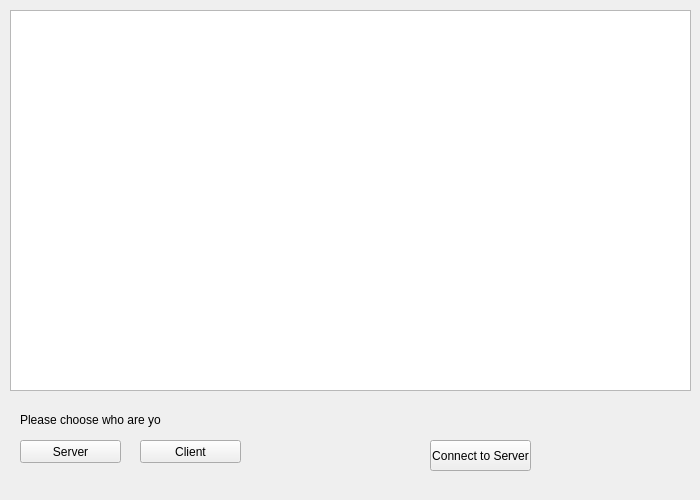
The window that 3/Homework 3/task_4_1/GameComponent/mainwindow.ui (Dervun/Homeworks) describes before a commit, drawn with Qt 5.
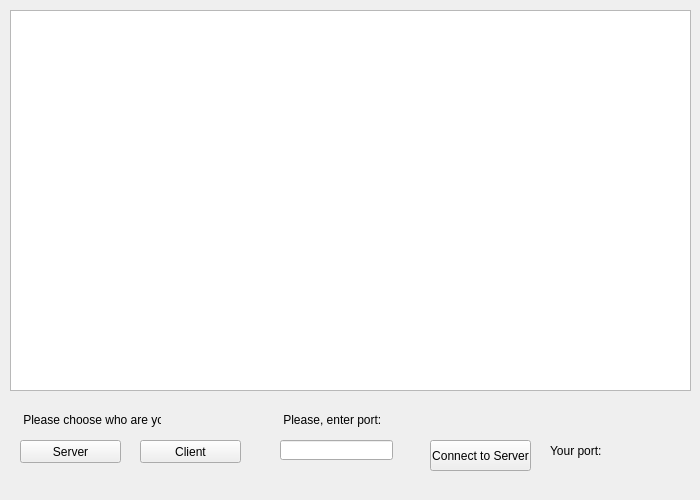
The same window after the commit.

Patch:
```diff
--- a/3/Homework 3/task_4_1/GameComponent/mainwindow.ui
+++ b/3/Homework 3/task_4_1/GameComponent/mainwindow.ui
@@ -97,7 +97,46 @@
      </rect>
     </property>
     <property name="text">
-     <string>Please choose who are you:</string>
+     <string> Please choose who are you:</string>
+    </property>
+   </widget>
+   <widget class="QLabel" name="serverLabel">
+    <property name="geometry">
+     <rect>
+      <x>550</x>
+      <y>440</y>
+      <width>121</width>
+      <height>21</height>
+     </rect>
+    </property>
+    <property name="text">
+     <string>Your port:</string>
+    </property>
+   </widget>
+   <widget class="QLabel" name="portLabel">
+    <property name="geometry">
+     <rect>
+      <x>280</x>
+      <y>410</y>
+      <width>101</width>
+      <height>20</height>
+     </rect>
+    </property>
+    <property name="text">
+     <string> Please, enter port:</string>
+    </property>
+   </widget>
+   <widget class="QLineEdit" name="lineEditForPort">
+    <property name="geometry">
+     <rect>
+      <x>280</x>
+      <y>440</y>
+      <width>113</width>
+      <height>20</height>
+     </rect>
+    </property>
+    <property name="text">
+     <string/>
     </property>
    </widget>
   </widget>
```
